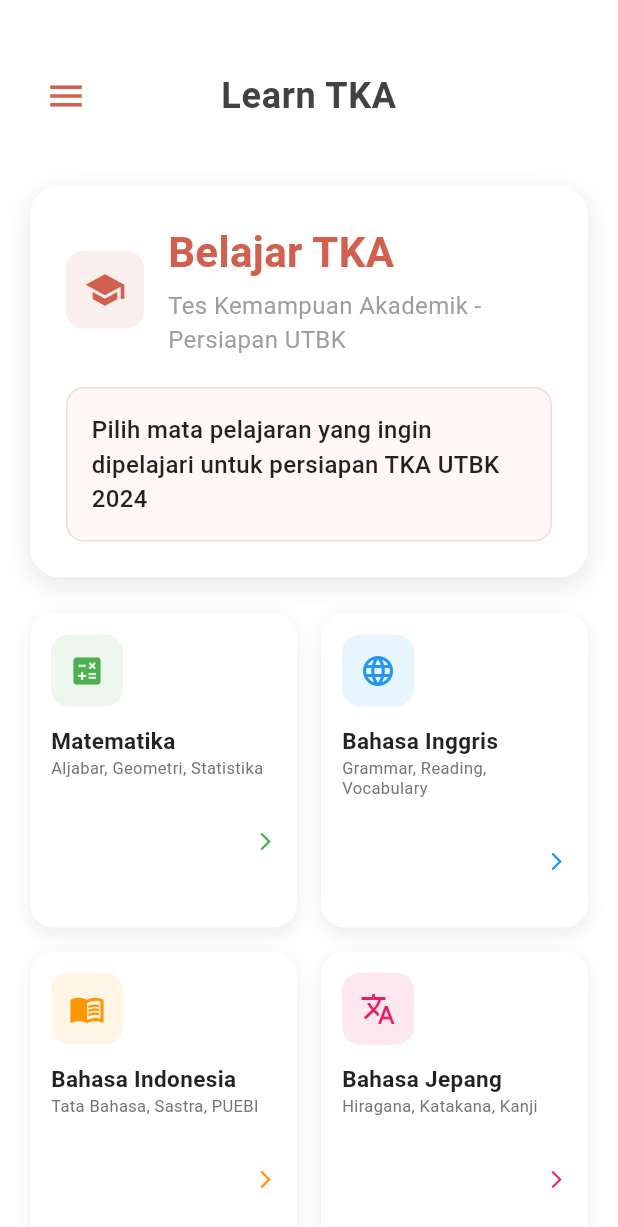
After one commit to ndap/aldap_focus, a Flutter app: the LearnTKAHome screen opened by its route, on a phone screen of 412 x 824 dp. The commit adds this screen. Shown: the top 1227 px of the screen. Run offline on Flutter 3.47's test engine with Material 3 defaults, Android fonts, the light colour scheme and no system bars; our stand-ins replace audioplayers.

Commit message:
add tka learn

```diff
--- a/lib/custom_sidebar.dart
+++ b/lib/custom_sidebar.dart
@@ -1,6 +1,5 @@
 import 'package:flutter/material.dart';
 import 'learn_flutter/home.dart';
-import 'main.dart';
 
 class CustomSidebar extends StatelessWidget {
   final VoidCallback onClose;
@@ -86,12 +85,11 @@ class CustomSidebar extends StatelessWidget {
                   title: 'Home',
                   subtitle: 'Halaman Utama',
                   onTap: () {
-                    Navigator.pop(context);
-                    Navigator.pushReplacement(
+                    onClose();
+                    Navigator.pushNamedAndRemoveUntil(
                       context,
-                      MaterialPageRoute(
-                        builder: (context) => const PomodoroScreen(),
-                      ),
+                      '/',
+                      (route) => false,
                     );
                   },
                 ),
@@ -100,12 +98,24 @@ class CustomSidebar extends StatelessWidget {
                   title: 'Learn Flutter',
                   subtitle: 'Belajar Flutter',
                   onTap: () {
-                    Navigator.pop(context);
-                    Navigator.pushReplacement(
+                    onClose();
+                    Navigator.pushNamedAndRemoveUntil(
                       context,
-                      MaterialPageRoute(
-                        builder: (context) => const LearnFlutterHome(),
-                      ),
+                      '/learn',
+                      (route) => false,
+                    );
+                  },
+                ),
+                _buildMenuItem(
+                  icon: Icons.quiz_outlined,
+                  title: 'TKA',
+                  subtitle: 'Tes Kemampuan Akademik',
+                  onTap: () {
+                    onClose();
+                    Navigator.pushNamedAndRemoveUntil(
+                      context,
+                      '/tka',
+                      (route) => false,
                     );
                   },
                 ),
--- a/lib/learn_flutter/journey/day1.dart
+++ b/lib/learn_flutter/journey/day1.dart
@@ -7,7 +7,7 @@ class Day1Screen extends StatelessWidget {
   Widget build(BuildContext context) {
     return Scaffold(
       appBar: AppBar(
-        title: const Text('Day 1'),
+        title: const Text('Day 1: Introduction to Flutter'),
         backgroundColor: const Color(0xFFd2604f),
         foregroundColor: Colors.white,
       ),
@@ -26,33 +26,52 @@ class Day1Screen extends StatelessWidget {
             ),
             SizedBox(height: 16),
             Text(
-              'What is Flutter?',
+              'Welcome to Flutter!',
               style: TextStyle(fontSize: 20, fontWeight: FontWeight.w600),
             ),
             SizedBox(height: 8),
             Text(
-              'Flutter adalah UI toolkit dari Google untuk membangun aplikasi yang dikompilasi secara native untuk mobile, web, dan desktop dari satu codebase.',
+              'Flutter adalah framework UI toolkit dari Google untuk membangun aplikasi yang dikompilasi secara native untuk mobile, web, dan desktop dari satu codebase.',
               style: TextStyle(fontSize: 16, height: 1.5),
             ),
             SizedBox(height: 16),
             Text(
-              'Keunggulan Flutter:',
+              'Mengapa Flutter?',
               style: TextStyle(fontSize: 18, fontWeight: FontWeight.w600),
             ),
             SizedBox(height: 8),
             Text(
-              '• Cross-platform development\n• Hot reload untuk development cepat\n• Performance tinggi\n• Rich widget library\n• Backed by Google',
+              '• Cross-platform development\n• Fast development dengan Hot Reload\n• Native performance\n• Rich widget library\n• Strong community support\n• Backed by Google',
               style: TextStyle(fontSize: 16, height: 1.5),
             ),
             SizedBox(height: 16),
             Text(
-              'Hari ini kita belajar:',
+              'Arsitektur Flutter:',
               style: TextStyle(fontSize: 18, fontWeight: FontWeight.w600),
             ),
             SizedBox(height: 8),
             Text(
-              '1. Apa itu Flutter\n2. Mengapa memilih Flutter\n3. Arsitektur Flutter\n4. Setup development environment',
+              'Flutter menggunakan Dart sebagai bahasa pemrograman dan memiliki arsitektur berlapis:\n\n1. Framework Layer (Dart)\n2. Engine Layer (C/C++)\n3. Embedder Layer (Platform-specific)',
               style: TextStyle(fontSize: 16, height: 1.5),
+            ),
+            SizedBox(height: 16),
+            Text(
+              'Yang dipelajari hari ini:',
+              style: TextStyle(fontSize: 18, fontWeight: FontWeight.w600),
+            ),
+            SizedBox(height: 8),
+            Text(
+              '1. Apa itu Flutter\n2. Keunggulan Flutter\n3. Arsitektur Flutter\n4. Setup development environment\n5. Membuat project Flutter pertama',
+              style: TextStyle(fontSize: 16, height: 1.5),
+            ),
+            SizedBox(height: 16),
+            Text(
+              'Next: Day 2 - Dart Programming Basics',
+              style: TextStyle(
+                fontSize: 16,
+                fontWeight: FontWeight.w600,
+                color: Color(0xFFd2604f),
+              ),
             ),
           ],
         ),
--- /dev/null
+++ b/lib/learn_for_tka/home.dart
@@ -0,0 +1,539 @@
+import 'package:flutter/material.dart';
+import 'package:flutter/services.dart';
+import '../custom_sidebar.dart';
+
+class LearnTKAHome extends StatefulWidget {
+  const LearnTKAHome({super.key});
+
+  @override
+  State<LearnTKAHome> createState() => _LearnTKAHomeState();
+}
+
+class _LearnTKAHomeState extends State<LearnTKAHome> with TickerProviderStateMixin {
+  bool _isSidebarOpen = false;
+  late AnimationController _sidebarAnimationController;
+  late Animation<double> _sidebarAnimation;
+  late Animation<double> _overlayAnimation;
+
+  @override
+  void initState() {
+    super.initState();
+    _sidebarAnimationController = AnimationController(
+      duration: const Duration(milliseconds: 150),
+      vsync: this,
+    );
+
+    // Optimized slide animation with smooth curve for better performance
+    _sidebarAnimation = Tween<double>(
+      begin: -1.0,
+      end: 0.0,
+    ).animate(CurvedAnimation(
+      parent: _sidebarAnimationController,
+      curve: Curves.fastOutSlowIn,
+    ));
+
+    // Optimized overlay opacity with smooth transition
+    _overlayAnimation = Tween<double>(
+      begin: 0.0,
+      end: 0.25,
+    ).animate(CurvedAnimation(
+      parent: _sidebarAnimationController,
+      curve: Curves.easeInOut,
+    ));
+  }
+
+  @override
+  void dispose() {
+    _sidebarAnimationController.dispose();
+    super.dispose();
+  }
+
+  @override
+  Widget build(BuildContext context) {
+    return Scaffold(
+      backgroundColor: Colors.white,
+      body: Stack(
+        children: [
+          Container(
+        decoration: const BoxDecoration(
+        ),
+        child: SafeArea(
+          child: SingleChildScrollView(
+            padding: const EdgeInsets.all(20),
+            child: Column(
+              crossAxisAlignment: CrossAxisAlignment.start,
+              children: [
+                // Header with Hamburger Menu
+                Container(
+                  padding: const EdgeInsets.symmetric(vertical: 20),
+                  child: Row(
+                    children: [
+                      RepaintBoundary(
+                        child: AnimatedBuilder(
+                          animation: _sidebarAnimationController,
+                          builder: (context, child) {
+                            return Transform.rotate(
+                              angle: _sidebarAnimationController.value * 0.3,
+                              child: IconButton(
+                                onPressed: () {
+                                  HapticFeedback.lightImpact();
+                                  setState(() {
+                                    _isSidebarOpen = true;
+                                  });
+                                  _sidebarAnimationController.forward();
+                                },
+                                icon: Icon(
+                                  _isSidebarOpen ? Icons.close : Icons.menu,
+                                  color: const Color(0xFFd2604f),
+                                  size: 28,
+                                ),
+                              ),
+                            );
+                          },
+                        ),
+                      ),
+                      Expanded(
+                        child: Text(
+                          'Learn TKA',
+                          textAlign: TextAlign.center,
+                          style: TextStyle(
+                            color: Colors.grey[800],
+                            fontSize: 24,
+                            fontWeight: FontWeight.bold,
+                            letterSpacing: 0.5,
+                          ),
+                        ),
+                      ),
+                      const SizedBox(
+                        width: 48,
+                      ), // Balance the hamburger menu
+                    ],
+                  ),
+                ),
+                const SizedBox(height: 16),
+                // Header Section
+                Container(
+                  width: double.infinity,
+                  padding: const EdgeInsets.all(24),
+                  decoration: BoxDecoration(
+                    color: Colors.white,
+                    borderRadius: BorderRadius.circular(20),
+                    boxShadow: [
+                      BoxShadow(
+                        color: Colors.black.withOpacity(0.1),
+                        blurRadius: 15,
+                        offset: const Offset(0, 5),
+                      ),
+                    ],
+                  ),
+                  child: Column(
+                    crossAxisAlignment: CrossAxisAlignment.start,
+                    children: [
+                      Row(
+                        children: [
+                          Container(
+                            padding: const EdgeInsets.all(12),
+                            decoration: BoxDecoration(
+                              color: const Color(0xFFd2604f).withOpacity(0.1),
+                              borderRadius: BorderRadius.circular(12),
+                            ),
+                            child: const Icon(
+                              Icons.school,
+                              color: Color(0xFFd2604f),
+                              size: 28,
+                            ),
+                          ),
+                          const SizedBox(width: 16),
+                          const Expanded(
+                            child: Column(
+                              crossAxisAlignment: CrossAxisAlignment.start,
+                              children: [
+                                Text(
+                                  'Belajar TKA',
+                                  style: TextStyle(
+                                    fontSize: 28,
+                                    fontWeight: FontWeight.bold,
+                                    color: Color(0xFFd2604f),
+                                  ),
+                                ),
+                                SizedBox(height: 4),
+                                Text(
+                                  'Tes Kemampuan Akademik - Persiapan UTBK',
+                                  style: TextStyle(
+                                    fontSize: 16,
+                                    color: Colors.grey,
+                                  ),
+                                ),
+                              ],
+                            ),
+                          ),
+                        ],
+                      ),
+                      const SizedBox(height: 20),
+                      Container(
+                        padding: const EdgeInsets.all(16),
+                        decoration: BoxDecoration(
+                          color: const Color(0xFFd2604f).withOpacity(0.05),
+                          borderRadius: BorderRadius.circular(12),
+                          border: Border.all(
+                            color: const Color(0xFFd2604f).withOpacity(0.2),
+                          ),
+                        ),
+                        child: const Text(
+                          'Pilih mata pelajaran yang ingin dipelajari untuk persiapan TKA UTBK 2024',
+                          style: TextStyle(
+                            fontSize: 16,
+                            color: Colors.black87,
+                            fontWeight: FontWeight.w500,
+                          ),
+                        ),
+                      ),
+                    ],
+                  ),
+                ),
+
+                const SizedBox(height: 24),
+
+                // Subject Cards Grid
+                GridView.count(
+                  shrinkWrap: true,
+                  physics: const NeverScrollableScrollPhysics(),
+                  crossAxisCount: 2,
+                  crossAxisSpacing: 16,
+                  mainAxisSpacing: 16,
+                  childAspectRatio: 0.85,
+                  children: [
+                    _buildSubjectCard(
+                      context,
+                      'Matematika',
+                      'Aljabar, Geometri, Statistika',
+                      Icons.calculate,
+                      const Color(0xFF4CAF50),
+                      '/tka/math',
+                    ),
+                    _buildSubjectCard(
+                      context,
+                      'Bahasa Inggris',
+                      'Grammar, Reading, Vocabulary',
+                      Icons.language,
+                      const Color(0xFF2196F3),
+                      '/tka/english',
+                    ),
+                    _buildSubjectCard(
+                      context,
+                      'Bahasa Indonesia',
+                      'Tata Bahasa, Sastra, PUEBI',
+                      Icons.menu_book,
+                      const Color(0xFFFF9800),
+                      '/tka/bahasa',
+                    ),
+                    _buildSubjectCard(
+                      context,
+                      'Bahasa Jepang',
+                      'Hiragana, Katakana, Kanji',
+                      Icons.translate,
+                      const Color(0xFFE91E63),
+                      '/tka/japanese',
+                    ),
+                  ],
+                ),
+
+                const SizedBox(height: 16),
+
+                // Special Subject Card (Full Width)
+                _buildSpecialSubjectCard(
+                  context,
+                  'Produk/Projek Kreatif Kewirausahaan',
+                  'Business Plan, Marketing, Innovation, Creative Thinking',
+                  Icons.lightbulb,
+                  const Color(0xFF9C27B0),
+                  '/tka/entrepreneurship',
+                ),
+
+                const SizedBox(height: 24),
+
+                // Info Section
+                Container(
+                  width: double.infinity,
+                  padding: const EdgeInsets.all(20),
+                  decoration: BoxDecoration(
+                    color: Colors.white,
+                    borderRadius: BorderRadius.circular(16),
+                    boxShadow: [
+                      BoxShadow(
+                        color: Colors.black.withOpacity(0.08),
+                        blurRadius: 10,
+                        offset: const Offset(0, 4),
+                      ),
+                    ],
+                  ),
+                  child: Column(
+                    crossAxisAlignment: CrossAxisAlignment.start,
+                    children: [
+                      Row(
+                        children: [
+                          Icon(
+                            Icons.info_outline,
+                            color: const Color(0xFFd2604f),
+                            size: 24,
+                          ),
+                          const SizedBox(width: 8),
+                          const Text(
+                            'Informasi TKA',
+                            style: TextStyle(
+                              fontSize: 18,
+                              fontWeight: FontWeight.bold,
+                              color: Color(0xFFd2604f),
+                            ),
+                          ),
+                        ],
+                      ),
+                      const SizedBox(height: 10),
+                      const Text(
+                        'TKA (Tes Kemampuan Akademik) merupakan bagian penting dari UTBK yang menguji kemampuan akademik dalam berbagai bidang ilmu. Persiapkan diri dengan baik melalui materi-materi yang telah disediakan.',
+                        style: TextStyle(
+                          fontSize: 14,
+                          height: 1.6,
+                          color: Colors.black87,
+                        ),
+                      ),
+                    ],
+                  ),
+                ),
+              ],
+            ),
+          ),
+        ),
+      ),
+
+          // Overlay
+          if (_isSidebarOpen)
+            AnimatedBuilder(
+              animation: _overlayAnimation,
+              builder: (context, child) {
+                return GestureDetector(
+                  onTap: () {
+                    setState(() {
+                      _isSidebarOpen = false;
+                    });
+                    _sidebarAnimationController.reverse();
+                  },
+                  child: Container(
+                    color: Colors.black.withOpacity(_overlayAnimation.value),
+                    width: double.infinity,
+                    height: double.infinity,
+                  ),
+                );
+              },
+            ),
+
+          // Sidebar
+          if (_isSidebarOpen)
+            AnimatedBuilder(
+              animation: _sidebarAnimation,
+              builder: (context, child) {
+                return Transform.translate(
+                  offset: Offset(
+                    _sidebarAnimation.value * 280,
+                    0,
+                  ),
+                  child: CustomSidebar(
+                    onClose: () {
+                      setState(() {
+                        _isSidebarOpen = false;
+                      });
+                      _sidebarAnimationController.reverse();
+                    },
+                  ),
+                );
+              },
+            ),
+        ],
+      ),
+    );
+  }
+
+  Widget _buildSubjectCard(
+    BuildContext context,
+    String title,
+    String subtitle,
+    IconData icon,
+    Color color,
+    String route,
+  ) {
+    return GestureDetector(
+      onTap: () {
+        // TODO: Navigate to specific subject page
+        ScaffoldMessenger.of(context).showSnackBar(
+          SnackBar(
+            content: Text('Navigasi ke $title akan segera tersedia'),
+            backgroundColor: color,
+          ),
+        );
+      },
+      child: Container(
+        decoration: BoxDecoration(
+          color: Colors.white,
+          borderRadius: BorderRadius.circular(16),
+          boxShadow: [
+            BoxShadow(
+              color: Colors.black.withOpacity(0.08),
+              blurRadius: 10,
+              offset: const Offset(0, 4),
+            ),
+          ],
+        ),
+        child: Padding(
+          padding: const EdgeInsets.all(14),
+          child: Column(
+            crossAxisAlignment: CrossAxisAlignment.start,
+            children: [
+              Container(
+                padding: const EdgeInsets.all(12),
+                decoration: BoxDecoration(
+                  color: color.withOpacity(0.1),
+                  borderRadius: BorderRadius.circular(12),
+                ),
+                child: Icon(
+                  icon,
+                  color: color,
+                  size: 24,
+                ),
+              ),
+              const SizedBox(height: 12),
+              Flexible(
+                child: Text(
+                  title,
+                  style: const TextStyle(
+                     fontSize: 15,
+                     fontWeight: FontWeight.bold,
+                     color: Colors.black87,
+                   ),
+                  maxLines: 1,
+                  overflow: TextOverflow.ellipsis,
+                ),
+              ),
+              const SizedBox(height: 2),
+              Flexible(
+                child: Text(
+                  subtitle,
+                  style: TextStyle(
+                     fontSize: 11,
+                     color: Colors.grey[600],
+                     height: 1.2,
+                   ),
+                  maxLines: 2,
+                  overflow: TextOverflow.ellipsis,
+                ),
+              ),
+              const Spacer(),
+              Row(
+                mainAxisAlignment: MainAxisAlignment.end,
+                children: [
+                  Icon(
+                    Icons.arrow_forward_ios,
+                    size: 14,
+                    color: color,
+                  ),
+                ],
+              ),
+            ],
+          ),
+        ),
+      ),
+    );
+  }
+
+  Widget _buildSpecialSubjectCard(
+    BuildContext context,
+    String title,
+    String subtitle,
+    IconData icon,
+    Color color,
+    String route,
+  ) {
+    return GestureDetector(
+      onTap: () {
+        // TODO: Navigate to entrepreneurship page
+        ScaffoldMessenger.of(context).showSnackBar(
+          SnackBar(
+            content: Text('Navigasi ke $title akan segera tersedia'),
+            backgroundColor: color,
+          ),
+        );
+      },
+      child: Container(
+        width: double.infinity,
+        padding: const EdgeInsets.all(20),
+        decoration: BoxDecoration(
+          gradient: LinearGradient(
+            begin: Alignment.topLeft,
+            end: Alignment.bottomRight,
+            colors: [
+              color.withOpacity(0.1),
+              color.withOpacity(0.05),
+            ],
+          ),
+          borderRadius: BorderRadius.circular(16),
+          border: Border.all(
+            color: color.withOpacity(0.3),
+            width: 1,
+          ),
+          boxShadow: [
+            BoxShadow(
+              color: color.withOpacity(0.1),
+              blurRadius: 10,
+              offset: const Offset(0, 4),
+            ),
+          ],
+        ),
+        child: Row(
+          children: [
+            Container(
+              padding: const EdgeInsets.all(16),
+              decoration: BoxDecoration(
+                color: color.withOpacity(0.2),
+                borderRadius: BorderRadius.circular(16),
+              ),
+              child: Icon(
+                icon,
+                color: color,
+                size: 32,
+              ),
+            ),
+            const SizedBox(width: 16),
+            Expanded(
+              child: Column(
+                crossAxisAlignment: CrossAxisAlignment.start,
+                children: [
+                  Text(
+                    title,
+                    style: TextStyle(
+                      fontSize: 18,
+                      fontWeight: FontWeight.bold,
+                      color: color,
+                    ),
+                  ),
+                  const SizedBox(height: 4),
+                  Text(
+                    subtitle,
+                    style: TextStyle(
+                      fontSize: 14,
+                      color: Colors.grey[700],
+                      height: 1.3,
+                    ),
+                  ),
+                ],
+              ),
+            ),
+            Icon(
+              Icons.arrow_forward_ios,
+              color: color,
+              size: 20,
+            ),
+          ],
+        ),
+      ),
+    );
+  }
+}
--- a/lib/main.dart
+++ b/lib/main.dart
@@ -3,6 +3,8 @@ import 'dart:async';
 import 'package:flutter/services.dart';
 import 'package:audioplayers/audioplayers.dart';
 import 'custom_sidebar.dart';
+import 'learn_flutter/home.dart';
+import 'learn_for_tka/home.dart';
 
 void main() {
   runApp(const PomodoroApp());
@@ -20,7 +22,12 @@ class PomodoroApp extends StatelessWidget {
         fontFamily: 'Roboto',
         useMaterial3: true,
       ),
-      home: const PomodoroScreen(),
+      initialRoute: '/',
+      routes: {
+        '/': (context) => const PomodoroScreen(),
+        '/learn': (context) => const LearnFlutterHome(),
+        '/tka': (context) => const LearnTKAHome(),
+      },
       debugShowCheckedModeBanner: false,
     );
   }
@@ -204,7 +211,7 @@ class _PomodoroScreenState extends State<PomodoroScreen> with TickerProviderStat
         final isWorkComplete = _isBreak;
         final primaryColor = isWorkComplete
             ? const Color(0xFF4CAF50) // Green for work session complete
-            : const Color(0xFF2196F3); // Blue for break time over
+            : const Color(0xFFd2604f); // Brown theme for break time over
 
         return Dialog(
           shape: RoundedRectangleBorder(
@@ -322,7 +329,7 @@ class _PomodoroScreenState extends State<PomodoroScreen> with TickerProviderStat
     }
     return _currentTime < 300
         ? const Color(0xFFFF5722)
-        : const Color(0xFF2196F3); // Modern red/blue
+        : const Color(0xFFd2604f); // Brown theme consistent with TKA page
   }
 
   @override
@@ -359,7 +366,7 @@ class _PomodoroScreenState extends State<PomodoroScreen> with TickerProviderStat
                       },
                       icon: Icon(
                         _isSidebarOpen ? Icons.close : Icons.menu,
-                                        color: Colors.grey[800],
+                        color: const Color(0xFFd2604f),
                         size: 28,
                       ),
                                     ),
@@ -437,12 +444,12 @@ class _PomodoroScreenState extends State<PomodoroScreen> with TickerProviderStat
                         Container(
                           padding: const EdgeInsets.all(8),
                           decoration: BoxDecoration(
-                            color: const Color(0xFF4CAF50).withOpacity(0.1),
+                            color: const Color(0xFFd2604f).withOpacity(0.1),
                             shape: BoxShape.circle,
                           ),
                           child: const Icon(
                             Icons.check_circle,
-                            color: Color(0xFF4CAF50),
+                            color: Color(0xFFd2604f),
                             size: 20,
                           ),
                         ),
```
Lines whose indentation alone changed are shown as unchanged.
